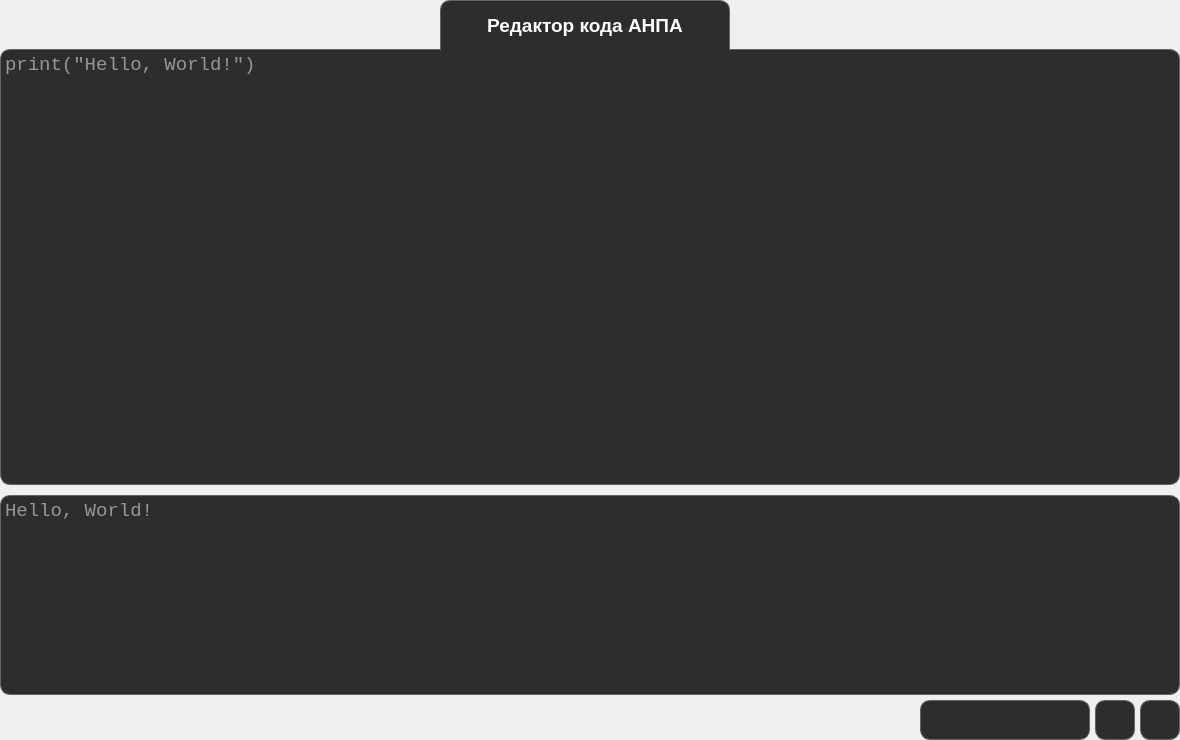
Before: the Qt Designer form src/ClientApp/Widgets/PythonEnvironment/PythonEnvironmentWidget.ui in PolarStarWalker/PolarUV-client, drawn with Qt 5.
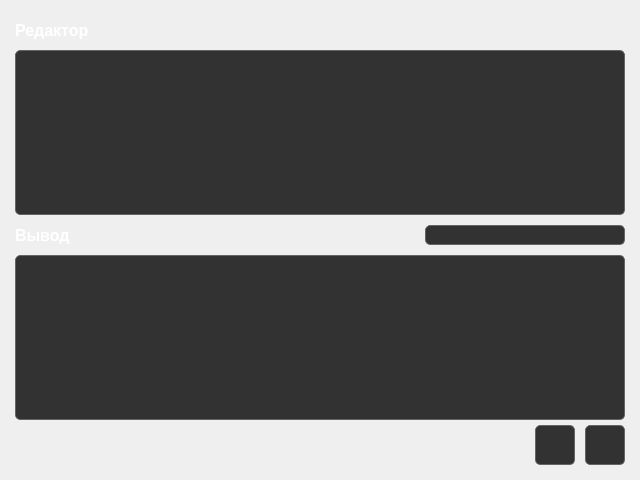
After: the same form once the commit is applied.

```diff
--- a/src/ClientApp/Widgets/PythonEnvironment/PythonEnvironmentWidget.ui
+++ b/src/ClientApp/Widgets/PythonEnvironment/PythonEnvironmentWidget.ui
@@ -6,40 +6,63 @@
    <rect>
     <x>0</x>
     <y>0</y>
-    <width>1180</width>
-    <height>740</height>
+    <width>640</width>
+    <height>480</height>
    </rect>
   </property>
+  <property name="sizePolicy">
+   <sizepolicy hsizetype="Expanding" vsizetype="Expanding">
+    <horstretch>0</horstretch>
+    <verstretch>0</verstretch>
+   </sizepolicy>
+  </property>
   <property name="windowTitle">
    <string>PythonEnvironmentWidget</string>
   </property>
+  <property name="styleSheet">
+   <string notr="true"/>
+  </property>
+  <layout class="QGridLayout" name="gridLayout">
+   <property name="leftMargin">
+    <number>15</number>
+   </property>
+   <property name="topMargin">
+    <number>15</number>
+   </property>
+   <property name="rightMargin">
+    <number>15</number>
+   </property>
+   <property name="bottomMargin">
+    <number>15</number>
+   </property>
+   <property name="horizontalSpacing">
+    <number>10</number>
+   </property>
+   <property name="verticalSpacing">
+    <number>5</number>
+   </property>
+   <item row="1" column="0" colspan="5">
   <widget class="QTextEdit" name="CodeEdit">
-   <property name="geometry">
-    <rect>
-     <x>0</x>
-     <y>49</y>
-     <width>1180</width>
-     <height>436</height>
-    </rect>
+     <property name="minimumSize">
+      <size>
+       <width>0</width>
+       <height>100</height>
+      </size>
    </property>
    <property name="font">
     <font>
      <family>Courier New</family>
-     <pointsize>14</pointsize>
+       <pointsize>12</pointsize>
      <weight>50</weight>
      <bold>false</bold>
      <kerning>true</kerning>
     </font>
    </property>
    <property name="styleSheet">
-    <string notr="true">color:rgb(255,255,255);
-
-background-color:rgb(45,45,45);
-
-border-width:1px;
-border-color :rgb(100,100,100);
-border-radius:10px;
-border-style:solid;</string>
+      <string notr="true">color: white;
+background-color:rgb(50,50,50);
+border: 1px solid rgb(100,100,100);
+border-radius:5px;</string>
    </property>
    <property name="frameShape">
     <enum>QFrame::Panel</enum>
@@ -57,82 +80,74 @@
     <bool>false</bool>
    </property>
    <property name="placeholderText">
-    <string>print(&quot;Hello, World!&quot;)</string>
-   </property>
-  </widget>
-  <widget class="QLabel" name="CodeEditLabel">
-   <property name="geometry">
-    <rect>
-     <x>440</x>
-     <y>0</y>
-     <width>290</width>
-     <height>50</height>
-    </rect>
-   </property>
-   <property name="font">
-    <font>
-     <family>Arial</family>
-     <pointsize>14</pointsize>
-     <weight>75</weight>
-     <bold>true</bold>
-     <kerning>true</kerning>
-    </font>
-   </property>
-   <property name="mouseTracking">
-    <bool>false</bool>
-   </property>
-   <property name="autoFillBackground">
-    <bool>false</bool>
+      <string/>
+     </property>
+    </widget>
+   </item>
+   <item row="6" column="3">
+    <widget class="QPushButton" name="DebugCodeButton">
+     <property name="sizePolicy">
+      <sizepolicy hsizetype="Fixed" vsizetype="Fixed">
+       <horstretch>0</horstretch>
+       <verstretch>0</verstretch>
+      </sizepolicy>
+     </property>
+     <property name="minimumSize">
+      <size>
+       <width>40</width>
+       <height>40</height>
+      </size>
+     </property>
+     <property name="maximumSize">
+      <size>
+       <width>40</width>
+       <height>40</height>
+      </size>
    </property>
    <property name="styleSheet">
-    <string notr="true">color:rgb(255,255,255);
-
-background-color:rgb(45,45,45);
-
-border-width:1px;
-border-color :rgb(100,100,100);
-border-top-left-radius:10px;
-border-top-right-radius:10px;
-border-bottom-width:0px;
-border-style:solid;</string>
-   </property>
-   <property name="frameShape">
-    <enum>QFrame::Panel</enum>
+      <string notr="true">QPushButton {
+	color: white;
+	border: 1px solid rgb(100,100,100);
+	border-radius: 5px;
+    background-color: rgb(50,50,50);
+}
+QPushButton:hover:!pressed {
+    background-color: rgb(70,70,70);
+}</string>
    </property>
    <property name="text">
-    <string>Редактор кода АНПА</string>
-   </property>
-   <property name="alignment">
-    <set>Qt::AlignCenter</set>
-   </property>
-  </widget>
+      <string/>
+     </property>
+    </widget>
+   </item>
+   <item row="5" column="0" colspan="5">
   <widget class="QTextEdit" name="OutputEdit">
-   <property name="geometry">
-    <rect>
-     <x>0</x>
-     <y>495</y>
-     <width>1180</width>
-     <height>200</height>
-    </rect>
+     <property name="sizePolicy">
+      <sizepolicy hsizetype="Expanding" vsizetype="Fixed">
+       <horstretch>0</horstretch>
+       <verstretch>0</verstretch>
+      </sizepolicy>
+     </property>
+     <property name="minimumSize">
+      <size>
+       <width>0</width>
+       <height>100</height>
+      </size>
    </property>
    <property name="font">
     <font>
      <family>Courier New</family>
-     <pointsize>14</pointsize>
+       <pointsize>12</pointsize>
      <weight>50</weight>
      <bold>false</bold>
      <kerning>true</kerning>
     </font>
    </property>
    <property name="styleSheet">
-    <string notr="true">color:rgb(255,255,255);
-
-background-color:rgb(45,45,45);
-
-border-width:1px;
-border-color :rgb(100,100,100);
-border-radius:10px;
-border-style:solid;</string>
+      <string notr="true">color: white;
+background-color:rgb(50,50,50);
+border: 1px solid rgb(100,100,100);
+border-radius:5px;</string>
    </property>
    <property name="frameShape">
     <enum>QFrame::Panel</enum>
@@ -153,52 +168,44 @@
     <bool>false</bool>
    </property>
    <property name="placeholderText">
-    <string>Hello, World!</string>
-   </property>
-  </widget>
-  <widget class="QPushButton" name="ReleaseCodeButton">
-   <property name="geometry">
-    <rect>
-     <x>1140</x>
-     <y>700</y>
-     <width>40</width>
-     <height>40</height>
-    </rect>
-   </property>
-   <property name="styleSheet">
-    <string notr="true">color:rgb(255,255,255);
-
-background-color:rgb(45,45,45);
-
-border-width:1px;
-border-color :rgb(100,100,100);
-border-radius:10px;
-border-style:solid;</string>
-   </property>
-   <property name="text">
     <string/>
    </property>
   </widget>
+   </item>
+   <item row="4" column="2" colspan="3">
   <widget class="QProgressBar" name="ProgressBar">
    <property name="enabled">
     <bool>true</bool>
    </property>
-   <property name="geometry">
-    <rect>
-     <x>930</x>
-     <y>709</y>
-     <width>150</width>
+     <property name="sizePolicy">
+      <sizepolicy hsizetype="Fixed" vsizetype="Fixed">
+       <horstretch>0</horstretch>
+       <verstretch>0</verstretch>
+      </sizepolicy>
+     </property>
+     <property name="minimumSize">
+      <size>
+       <width>200</width>
      <height>20</height>
-    </rect>
+      </size>
+     </property>
+     <property name="maximumSize">
+      <size>
+       <width>200</width>
+       <height>20</height>
+      </size>
    </property>
    <property name="styleSheet">
-    <string notr="true">color:rgb(255,255,255);
+      <string notr="true">QProgressBar {
+	background-color: rgb(50,50,50);
+    border: 1px solid rgb(100,100,100);
+	border-radius:5px;
+}
 
-background-color:rgb(45,45,45);
-
-border-width:0px;
-border-color :rgb(100,100,100);
-border-style:solid;</string>
+QProgressBar::chunk {
+    background-color: rgb(30,140,200);
+	width: 1px;
+}</string>
    </property>
    <property name="value">
     <number>0</number>
@@ -213,65 +220,142 @@
     <string/>
    </property>
   </widget>
-  <widget class="QFrame" name="ProgressBarFrame">
-   <property name="geometry">
-    <rect>
-     <x>920</x>
-     <y>700</y>
-     <width>170</width>
-     <height>40</height>
-    </rect>
-   </property>
-   <property name="autoFillBackground">
-    <bool>false</bool>
+   </item>
+   <item row="4" column="0">
+    <widget class="QLabel" name="OutputLabel">
+     <property name="sizePolicy">
+      <sizepolicy hsizetype="Fixed" vsizetype="Fixed">
+       <horstretch>0</horstretch>
+       <verstretch>0</verstretch>
+      </sizepolicy>
+     </property>
+     <property name="minimumSize">
+      <size>
+       <width>0</width>
+       <height>30</height>
+      </size>
+     </property>
+     <property name="maximumSize">
+      <size>
+       <width>16777215</width>
+       <height>30</height>
+      </size>
+     </property>
+     <property name="font">
+      <font>
+       <pointsize>12</pointsize>
+       <weight>75</weight>
+       <bold>true</bold>
+      </font>
    </property>
    <property name="styleSheet">
-    <string notr="true">color:rgb(255,255,255);
-
-background-color:rgb(45,45,45);
-
-border-width:1px;
-border-color :rgb(100,100,100);
-border-radius:10px;
-border-style:solid;</string>
-   </property>
-   <property name="frameShape">
-    <enum>QFrame::StyledPanel</enum>
-   </property>
-   <property name="frameShadow">
-    <enum>QFrame::Raised</enum>
-   </property>
-  </widget>
-  <widget class="QPushButton" name="DebugCodeButton">
-   <property name="geometry">
-    <rect>
-     <x>1095</x>
-     <y>700</y>
+      <string notr="true">color: white;
+background-color: transparent</string>
+     </property>
+     <property name="text">
+      <string>Вывод</string>
+     </property>
+    </widget>
+   </item>
+   <item row="6" column="4">
+    <widget class="QPushButton" name="ReleaseCodeButton">
+     <property name="sizePolicy">
+      <sizepolicy hsizetype="Fixed" vsizetype="Fixed">
+       <horstretch>0</horstretch>
+       <verstretch>0</verstretch>
+      </sizepolicy>
+     </property>
+     <property name="minimumSize">
+      <size>
      <width>40</width>
      <height>40</height>
-    </rect>
+      </size>
+     </property>
+     <property name="maximumSize">
+      <size>
+       <width>40</width>
+       <height>40</height>
+      </size>
    </property>
    <property name="styleSheet">
-    <string notr="true">color:rgb(255,255,255);
-
-background-color:rgb(45,45,45);
-
-border-width:1px;
-border-color :rgb(100,100,100);
-border-radius:10px;
-border-style:solid;</string>
+      <string notr="true">QPushButton {
+	color: white;
+	border: 1px solid rgb(100,100,100);
+	border-radius: 5px;
+    background-color: rgb(50,50,50);
+}
+QPushButton:hover:!pressed {
+    background-color: rgb(70,70,70);
+}</string>
    </property>
    <property name="text">
     <string/>
    </property>
   </widget>
-  <zorder>CodeEdit</zorder>
-  <zorder>CodeEditLabel</zorder>
-  <zorder>OutputEdit</zorder>
-  <zorder>ReleaseCodeButton</zorder>
-  <zorder>ProgressBarFrame</zorder>
-  <zorder>DebugCodeButton</zorder>
-  <zorder>ProgressBar</zorder>
+   </item>
+   <item row="6" column="0" colspan="3">
+    <spacer name="horizontalSpacer">
+     <property name="orientation">
+      <enum>Qt::Horizontal</enum>
+     </property>
+     <property name="sizeHint" stdset="0">
+      <size>
+       <width>40</width>
+       <height>20</height>
+      </size>
+     </property>
+    </spacer>
+   </item>
+   <item row="0" column="0">
+    <widget class="QLabel" name="EditorLabel">
+     <property name="sizePolicy">
+      <sizepolicy hsizetype="Fixed" vsizetype="Fixed">
+       <horstretch>0</horstretch>
+       <verstretch>0</verstretch>
+      </sizepolicy>
+     </property>
+     <property name="minimumSize">
+      <size>
+       <width>0</width>
+       <height>30</height>
+      </size>
+     </property>
+     <property name="maximumSize">
+      <size>
+       <width>16777215</width>
+       <height>30</height>
+      </size>
+     </property>
+     <property name="font">
+      <font>
+       <pointsize>12</pointsize>
+       <weight>75</weight>
+       <bold>true</bold>
+      </font>
+     </property>
+     <property name="styleSheet">
+      <string notr="true">color: white;
+background-color: transparent</string>
+     </property>
+     <property name="text">
+      <string>Редактор</string>
+     </property>
+    </widget>
+   </item>
+   <item row="4" column="1">
+    <spacer name="horizontalSpacer_2">
+     <property name="orientation">
+      <enum>Qt::Horizontal</enum>
+     </property>
+     <property name="sizeHint" stdset="0">
+      <size>
+       <width>40</width>
+       <height>20</height>
+      </size>
+     </property>
+    </spacer>
+   </item>
+  </layout>
  </widget>
  <resources/>
  <connections/>
```
Lines whose indentation alone changed are shown as unchanged.
